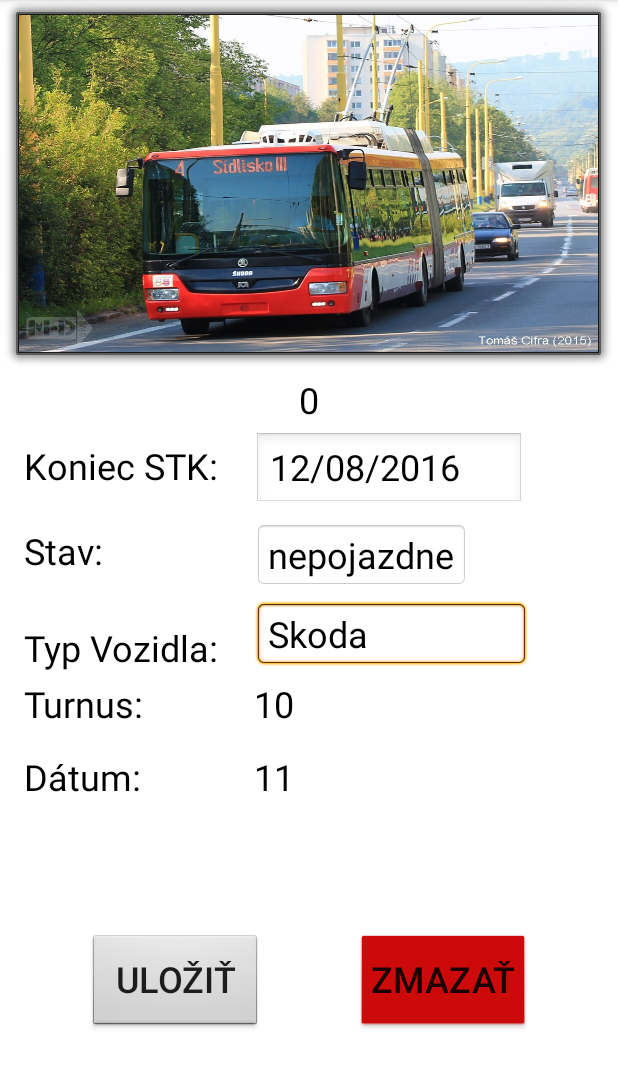
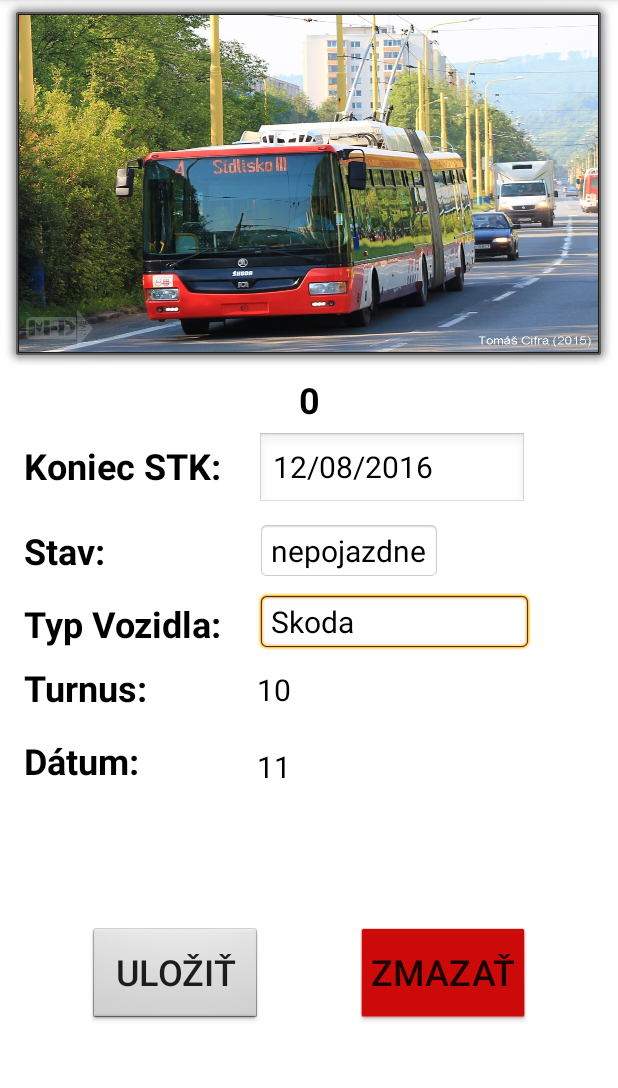
Before and after one commit to wittnerik/EvidenciaMHDapp, an Android app: the InformacieOVozidle screen opened directly, with no data from a screen before it, on a phone screen of 412 x 824 dp, the part 84-1172 px from its top. Run offline under Robolectric (Android 15) with nearby library versions, the phone set to English and light mode, and no system bars; our stand-ins replace Firebase (no records; nobody signed in at launch, a user with empty details on screens opened directly); 1 statement that could not run was skipped.

Commit message:
Upravený dizajn

```diff
--- a/app/src/main/res/layout/informacie_o_vozidle.xml
+++ b/app/src/main/res/layout/informacie_o_vozidle.xml
@@ -12,10 +12,10 @@
         android:layout_width="183dp"
         android:layout_height="wrap_content"
         android:layout_marginStart="24dp"
-        android:layout_marginTop="16dp"
+        android:layout_marginTop="24dp"
         android:text="11"
         android:textColor="@android:color/black"
-        android:textSize="24sp"
+        android:textSize="20sp"
         app:layout_constraintStart_toEndOf="@+id/textView4"
         app:layout_constraintTop_toBottomOf="@+id/turnus" />
 
@@ -28,6 +28,7 @@
         android:text="Turnus:"
         android:textColor="@android:color/black"
         android:textSize="24sp"
+        android:textStyle="bold"
         app:layout_constraintStart_toStartOf="parent"
         app:layout_constraintTop_toBottomOf="@+id/typ" />
 
@@ -41,6 +42,7 @@
         android:textAlignment="center"
         android:textColor="@android:color/black"
         android:textSize="24sp"
+        android:textStyle="bold"
         app:layout_constraintEnd_toEndOf="parent"
         app:layout_constraintStart_toStartOf="parent"
         app:layout_constraintTop_toBottomOf="@+id/MHD" />
@@ -67,7 +69,7 @@
         android:background="@android:drawable/editbox_background"
         android:text="Skoda"
         android:textColor="@android:color/black"
-        android:textSize="24sp"
+        android:textSize="20sp"
         app:layout_constraintStart_toEndOf="@+id/textView4"
         app:layout_constraintTop_toBottomOf="@+id/stav"></EditText>
 
@@ -114,7 +116,7 @@
         android:background="@android:drawable/edit_text"
         android:text="12/08/2016"
         android:textColor="@android:color/black"
-        android:textSize="24sp"
+        android:textSize="20sp"
         app:layout_constraintStart_toEndOf="@+id/textView4"
         app:layout_constraintTop_toBottomOf="@+id/ecv"></EditText>
 
@@ -127,7 +129,7 @@
         android:background="@android:drawable/editbox_background"
         android:text="nepojazdne"
         android:textColor="@android:color/black"
-        android:textSize="24sp"
+        android:textSize="20sp"
         app:layout_constraintStart_toEndOf="@+id/textView4"
         app:layout_constraintTop_toBottomOf="@+id/stk" />
 
@@ -136,10 +138,11 @@
         android:layout_width="wrap_content"
         android:layout_height="wrap_content"
         android:layout_marginStart="16dp"
-        android:layout_marginTop="32dp"
+        android:layout_marginTop="16dp"
         android:text="Typ Vozidla:"
         android:textColor="@android:color/black"
         android:textSize="24sp"
+        android:textStyle="bold"
         app:layout_constraintStart_toStartOf="parent"
         app:layout_constraintTop_toBottomOf="@+id/textView" />
 
@@ -152,6 +155,7 @@
         android:text="Koniec STK:"
         android:textColor="@android:color/black"
         android:textSize="24sp"
+        android:textStyle="bold"
         app:layout_constraintStart_toStartOf="parent"
         app:layout_constraintTop_toBottomOf="@+id/ecv" />
 
@@ -164,6 +168,7 @@
         android:text="Stav:"
         android:textColor="@android:color/black"
         android:textSize="24sp"
+        android:textStyle="bold"
         app:layout_constraintStart_toStartOf="parent"
         app:layout_constraintTop_toBottomOf="@+id/textView4" />
 
@@ -176,6 +181,7 @@
         android:text="Dátum:"
         android:textColor="@android:color/black"
         android:textSize="24sp"
+        android:textStyle="bold"
         app:layout_constraintStart_toStartOf="parent"
         app:layout_constraintTop_toBottomOf="@+id/a" />
 
@@ -184,10 +190,10 @@
         android:layout_width="183dp"
         android:layout_height="wrap_content"
         android:layout_marginStart="24dp"
-        android:layout_marginTop="8dp"
+        android:layout_marginTop="12dp"
         android:text="10"
         android:textColor="@android:color/black"
-        android:textSize="24sp"
+        android:textSize="20sp"
         app:layout_constraintStart_toEndOf="@+id/textView4"
         app:layout_constraintTop_toBottomOf="@+id/typ" />
 
```
Also changed, not shown: 2 other files.
